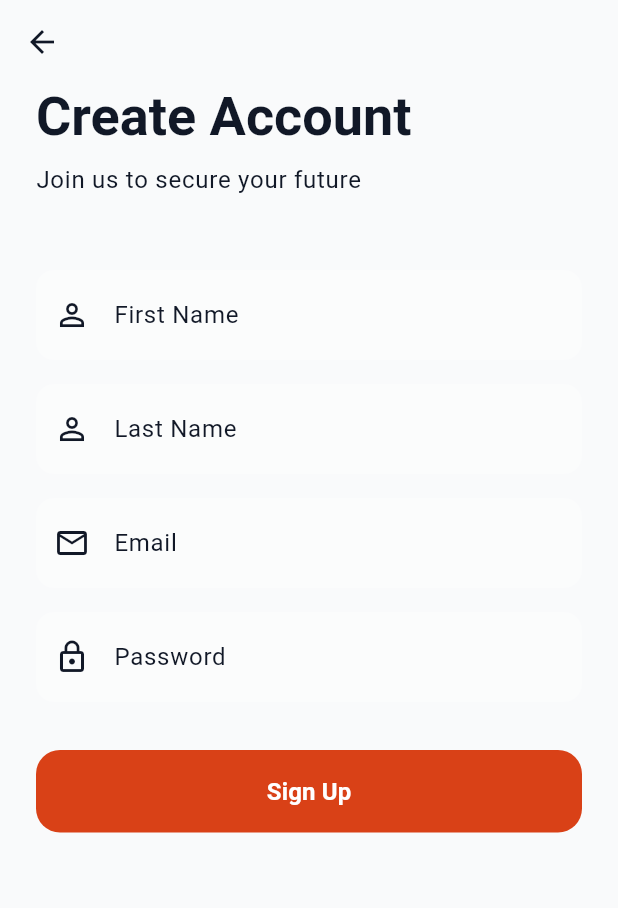
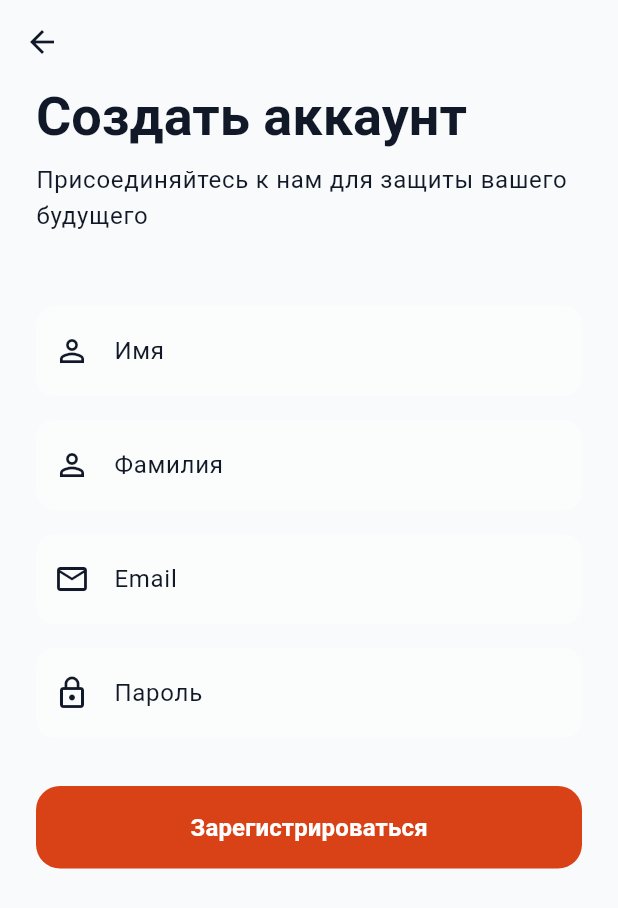
Before and after one commit to tasklineby/certify-mobile, a Flutter app: the RegisterScreen screen opened by its route, on a phone screen of 412 x 824 dp. Shown: the top 908 px of the screen. Run offline on Flutter 3.47's test engine with Material 3 defaults, Android fonts, the phone set to English and light mode, and no system bars; our stand-ins replace dio, equatable, file_picker, flutter_dotenv, flutter_secure_storage, flutter_staggered_animations and 6 more; missing offline and left inert: flutter_pdfview, mobile_scanner; accounts and stored records are empty; network calls fail.

Commit message:
feat: Implement Russian localization for various UI screens and widgets.

```diff
--- a/lib/features/auth/presentation/screens/login_screen.dart
+++ b/lib/features/auth/presentation/screens/login_screen.dart
@@ -75,7 +75,7 @@ class _LoginScreenState extends State<LoginScreen> {
                       children: [
                         const SizedBox(height: 48),
                         Text(
-                          'Welcome Back',
+                          'Добро пожаловать',
                           style: theme.textTheme.displaySmall?.copyWith(
                             fontWeight: FontWeight.bold,
                             color: theme.colorScheme.onSurface,
@@ -83,7 +83,7 @@ class _LoginScreenState extends State<LoginScreen> {
                         ),
                         const SizedBox(height: 8),
                         Text(
-                          'Sign in to continue securely',
+                          'Войдите, чтобы продолжить безопасно',
                           style: theme.textTheme.bodyLarge?.copyWith(
                             color: theme.colorScheme.onSurfaceVariant,
                           ),
@@ -95,7 +95,7 @@ class _LoginScreenState extends State<LoginScreen> {
                           controller: _emailController,
                           decoration: InputDecoration(
                             labelText: 'Email',
-                            hintText: 'john@example.com',
+                            hintText: 'ivan@example.com',
                             prefixIcon: const Icon(Icons.email_outlined),
                             border: OutlineInputBorder(
                               borderRadius: BorderRadius.circular(16),
@@ -108,10 +108,10 @@ class _LoginScreenState extends State<LoginScreen> {
                           keyboardType: TextInputType.emailAddress,
                           validator: (value) {
                             if (value == null || value.isEmpty) {
-                              return 'Please enter your email';
+                              return 'Введите email';
                             }
                             if (!value.contains('@')) {
-                              return 'Please enter a valid email';
+                              return 'Введите корректный email';
                             }
                             return null;
                           },
@@ -122,7 +122,7 @@ class _LoginScreenState extends State<LoginScreen> {
                         TextFormField(
                           controller: _passwordController,
                           decoration: InputDecoration(
-                            labelText: 'Password',
+                            labelText: 'Пароль',
                             prefixIcon: const Icon(Icons.lock_outline),
                             border: OutlineInputBorder(
                               borderRadius: BorderRadius.circular(16),
@@ -135,7 +135,7 @@ class _LoginScreenState extends State<LoginScreen> {
                           obscureText: true,
                           validator: (value) {
                             if (value == null || value.isEmpty) {
-                              return 'Please enter your password';
+                              return 'Введите пароль';
                             }
                             return null;
                           },
@@ -148,7 +148,7 @@ class _LoginScreenState extends State<LoginScreen> {
                             onPressed: () {
                               // TODO: Implement forgot password
                             },
-                            child: const Text('Forgot Password?'),
+                            child: const Text('Забыли пароль?'),
                           ),
                         ),
 
@@ -173,7 +173,7 @@ class _LoginScreenState extends State<LoginScreen> {
                                   ),
                                 )
                               : const Text(
-                                  'Login',
+                                  'Войти',
                                   style: TextStyle(
                                     fontSize: 16,
                                     fontWeight: FontWeight.bold,
@@ -187,10 +187,10 @@ class _LoginScreenState extends State<LoginScreen> {
                         Row(
                           mainAxisAlignment: MainAxisAlignment.center,
                           children: [
-                            const Text("Don't have an account?"),
+                            const Text("Нет аккаунта?"),
                             TextButton(
                               onPressed: () => context.push('/register'),
-                              child: const Text('Sign Up'),
+                              child: const Text('Зарегистрироваться'),
                             ),
                           ],
                         ),
--- a/lib/features/auth/presentation/screens/register_screen.dart
+++ b/lib/features/auth/presentation/screens/register_screen.dart
@@ -79,7 +79,7 @@ class _RegisterScreenState extends State<RegisterScreen> {
                 crossAxisAlignment: CrossAxisAlignment.stretch,
                 children: [
                   Text(
-                    'Create Account',
+                    'Создать аккаунт',
                     style: theme.textTheme.displaySmall?.copyWith(
                       fontWeight: FontWeight.bold,
                       color: theme.colorScheme.onSurface,
@@ -87,7 +87,7 @@ class _RegisterScreenState extends State<RegisterScreen> {
                   ),
                   const SizedBox(height: 8),
                   Text(
-                    'Join us to secure your future',
+                    'Присоединяйтесь к нам для защиты вашего будущего',
                     style: theme.textTheme.bodyLarge?.copyWith(
                       color: theme.colorScheme.onSurfaceVariant,
                     ),
@@ -98,8 +98,8 @@ class _RegisterScreenState extends State<RegisterScreen> {
                   TextFormField(
                     controller: _firstNameController,
                     decoration: InputDecoration(
-                      labelText: 'First Name',
-                      hintText: 'John',
+                      labelText: 'Имя',
+                      hintText: 'Иван',
                       prefixIcon: const Icon(Icons.person_outline),
                       border: OutlineInputBorder(
                         borderRadius: BorderRadius.circular(16),
@@ -111,7 +111,7 @@ class _RegisterScreenState extends State<RegisterScreen> {
                     ),
                     validator: (value) {
                       if (value == null || value.isEmpty) {
-                        return 'Please enter your first name';
+                        return 'Введите имя';
                       }
                       return null;
                     },
@@ -122,8 +122,8 @@ class _RegisterScreenState extends State<RegisterScreen> {
                   TextFormField(
                     controller: _lastNameController,
                     decoration: InputDecoration(
-                      labelText: 'Last Name',
-                      hintText: 'Doe',
+                      labelText: 'Фамилия',
+                      hintText: 'Иванов',
                       prefixIcon: const Icon(Icons.person_outline),
                       border: OutlineInputBorder(
                         borderRadius: BorderRadius.circular(16),
@@ -135,7 +135,7 @@ class _RegisterScreenState extends State<RegisterScreen> {
                     ),
                     validator: (value) {
                       if (value == null || value.isEmpty) {
-                        return 'Please enter your last name';
+                        return 'Введите фамилию';
                       }
                       return null;
                     },
@@ -147,7 +147,7 @@ class _RegisterScreenState extends State<RegisterScreen> {
                     controller: _emailController,
                     decoration: InputDecoration(
                       labelText: 'Email',
-                      hintText: 'john@example.com',
+                      hintText: 'ivan@example.com',
                       prefixIcon: const Icon(Icons.email_outlined),
                       border: OutlineInputBorder(
                         borderRadius: BorderRadius.circular(16),
@@ -160,10 +160,10 @@ class _RegisterScreenState extends State<RegisterScreen> {
                     keyboardType: TextInputType.emailAddress,
                     validator: (value) {
                       if (value == null || value.isEmpty) {
-                        return 'Please enter your email';
+                        return 'Введите email';
                       }
                       if (!value.contains('@')) {
-                        return 'Please enter a valid email';
+                        return 'Введите корректный email';
                       }
                       return null;
                     },
@@ -174,7 +174,7 @@ class _RegisterScreenState extends State<RegisterScreen> {
                   TextFormField(
                     controller: _passwordController,
                     decoration: InputDecoration(
-                      labelText: 'Password',
+                      labelText: 'Пароль',
                       prefixIcon: const Icon(Icons.lock_outline),
                       border: OutlineInputBorder(
                         borderRadius: BorderRadius.circular(16),
@@ -187,10 +187,10 @@ class _RegisterScreenState extends State<RegisterScreen> {
                     obscureText: true,
                     validator: (value) {
                       if (value == null || value.isEmpty) {
-                        return 'Please enter your password';
+                        return 'Введите пароль';
                       }
                       if (value.length < 6) {
-                        return 'Password must be at least 6 characters';
+                        return 'Пароль должен быть минимум 6 символов';
                       }
                       return null;
                     },
@@ -217,7 +217,7 @@ class _RegisterScreenState extends State<RegisterScreen> {
                             ),
                           )
                         : const Text(
-                            'Sign Up',
+                            'Зарегистрироваться',
                             style: TextStyle(
                               fontSize: 16,
                               fontWeight: FontWeight.bold,
--- a/lib/features/history/presentation/screens/history_screen.dart
+++ b/lib/features/history/presentation/screens/history_screen.dart
@@ -54,7 +54,7 @@ class _HistoryScreenState extends State<HistoryScreen> {
                   ),
                   const SizedBox(width: 16),
                   Text(
-                    'History',
+                    'История',
                     style: TextStyle(
                       fontSize: 24,
                       fontWeight: FontWeight.bold,
@@ -72,7 +72,7 @@ class _HistoryScreenState extends State<HistoryScreen> {
                   : viewModel.history.isEmpty
                   ? Center(
                       child: Text(
-                        'No history yet',
+                        'История пуста',
                         style: TextStyle(color: AppColors.textSecondaryLight),
                       ),
                     )
--- a/lib/features/local_auth/presentation/screens/local_auth_screen.dart
+++ b/lib/features/local_auth/presentation/screens/local_auth_screen.dart
@@ -46,7 +46,7 @@ class _LocalAuthScreenState extends State<LocalAuthScreen> {
               ),
               const SizedBox(height: 24),
               Text(
-                viewModel.isSetupMode ? 'Create a PIN' : 'Enter PIN',
+                viewModel.isSetupMode ? 'Создайте PIN' : 'Введите PIN',
                 style: Theme.of(context).textTheme.headlineSmall?.copyWith(
                   fontWeight: FontWeight.bold,
                 ),
@@ -60,7 +60,7 @@ class _LocalAuthScreenState extends State<LocalAuthScreen> {
                   style: TextStyle(color: Theme.of(context).statusError),
                 )
               else
-                const Text('Secure your digital documents'),
+                const Text('Защитите свои цифровые документы'),
 
               const SizedBox(height: 32),
 
--- a/lib/features/scanner/presentation/screens/documents_list_screen.dart
+++ b/lib/features/scanner/presentation/screens/documents_list_screen.dart
@@ -30,7 +30,7 @@ class _DocumentsListScreenState extends State<DocumentsListScreen> {
     return Scaffold(
       appBar: AppBar(
         title: const Text(
-          'Company Documents',
+          'Мои документы',
           style: TextStyle(fontSize: 24, fontWeight: FontWeight.bold),
         ),
         centerTitle: false,
@@ -46,6 +46,10 @@ class _DocumentsListScreenState extends State<DocumentsListScreen> {
             )
           : viewModel.errorMessage != null
           ? Center(child: Text(viewModel.errorMessage!))
+          : viewModel.documents.isEmpty
+          ? const Center(
+              child: Text('У вас пока нет документов. Создайте первый!'),
+            )
           : AnimationLimiter(
               child: ListView.builder(
                 padding: const EdgeInsets.all(16),
--- a/lib/features/scanner/presentation/screens/scanner_screen.dart
+++ b/lib/features/scanner/presentation/screens/scanner_screen.dart
@@ -294,7 +294,7 @@ class _ScannerScreenState extends State<ScannerScreen>
                       onTap: () => context.push('/documents'),
                     ),
                     const Text(
-                      'Scan Document',
+                      'Отсканировать QR',
                       style: TextStyle(
                         color: Colors.white,
                         fontSize: 18,
@@ -395,7 +395,7 @@ class _ScannerScreenState extends State<ScannerScreen>
                       onPressed: () {
                         viewModel.resetScanner();
                       },
-                      child: const Text('Retry Permission'),
+                      child: const Text('Повторить запрос'),
                     ),
                   ],
                 ),
--- a/lib/features/scanner/presentation/widgets/comparison_result_sheet.dart
+++ b/lib/features/scanner/presentation/widgets/comparison_result_sheet.dart
@@ -104,7 +104,7 @@ class _ComparisonResultSheetState extends State<ComparisonResultSheet>
         mainAxisSize: MainAxisSize.min,
         children: [
           const Text(
-            'Comparison Result',
+            'Результат сравнения',
             style: TextStyle(
               fontSize: 24,
               fontWeight: FontWeight.bold,
@@ -140,7 +140,7 @@ class _ComparisonResultSheetState extends State<ComparisonResultSheet>
                             ),
                           ),
                           const Text(
-                            'Match',
+                            'Совпадение',
                             style: TextStyle(
                               fontSize: 16,
                               color: AppColors.textSecondaryLight,
@@ -212,7 +212,7 @@ class _ComparisonResultSheetState extends State<ComparisonResultSheet>
                 elevation: 0,
               ),
               child: const Text(
-                'Done',
+                'Готово',
                 style: TextStyle(fontWeight: FontWeight.bold, fontSize: 16),
               ),
             ),
```
Also changed, not shown: lib/features/history/presentation/screens/history_details_screen.dart (+11 -10 lines), lib/features/scanner/presentation/screens/create_document_screen.dart (+21 -21 lines), lib/features/scanner/presentation/widgets/verification_result_sheet.dart (+13 -13 lines).
